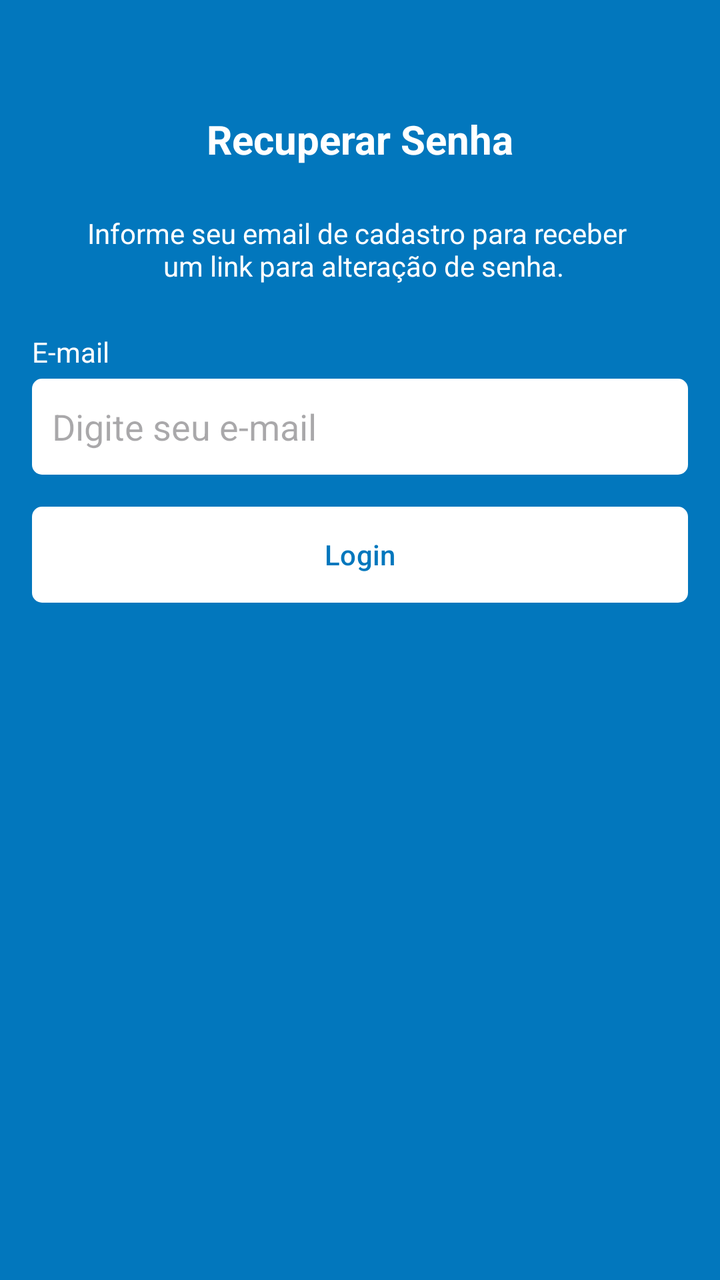
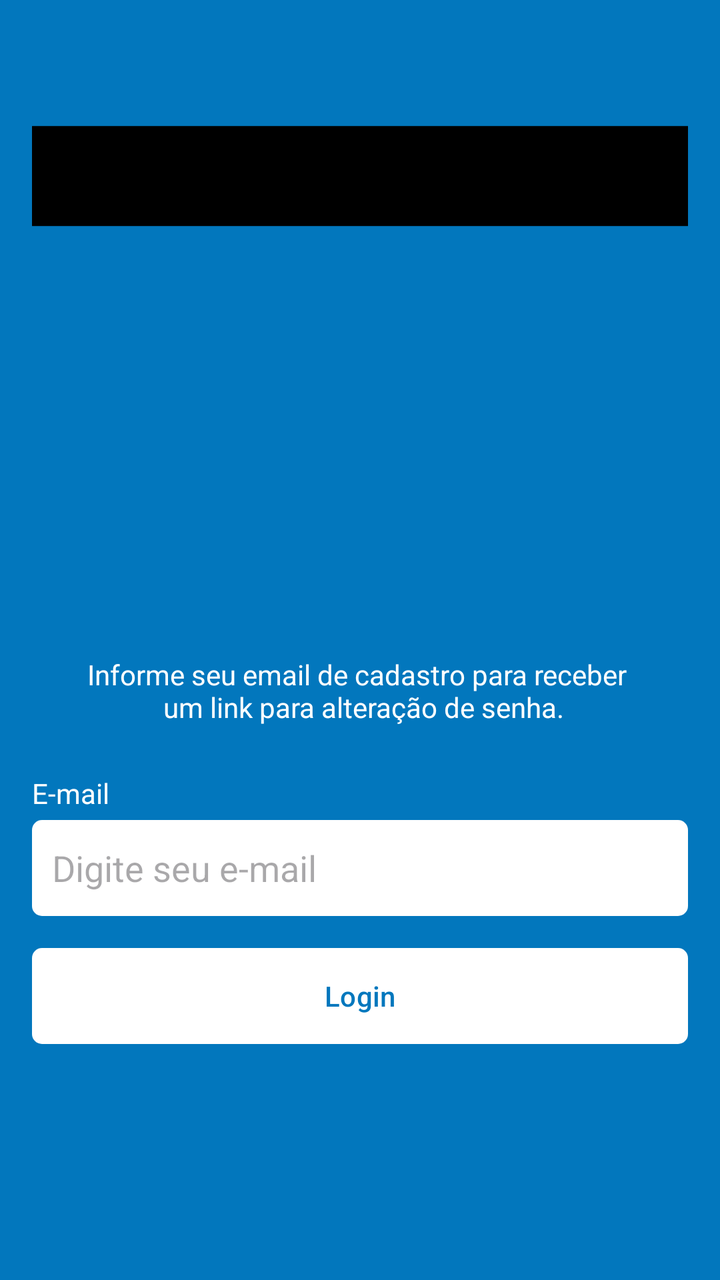

Two renders of the same Android screen: before a commit and after it. Below are the layout's source before the change and the commit's diff.
<!-- AndroidManifest.xml: application theme Theme.Atividade1 -->
<!-- res/layout/fragment_recover_account.xml -->
<?xml version="1.0" encoding="utf-8"?>
<ScrollView xmlns:android="http://schemas.android.com/apk/res/android"
    xmlns:tools="http://schemas.android.com/tools"
    android:layout_width="match_parent"
    android:layout_height="match_parent"
    xmlns:app="http://schemas.android.com/apk/res-auto"
    android:fillViewport="true"
    tools:context=".ui.auth.RecoverAccountFragment">
    <LinearLayout
        android:layout_width="match_parent"
        android:layout_height="wrap_content"
        android:orientation="vertical"
        android:padding="16dp">

        
        <com.google.android.material.appbar.MaterialToolbar
            android:layout_width="match_parent"
            android:layout_height="wrap_content"
            android:paddingTop="40dp">

            <TextView
                android:layout_width="wrap_content"
                android:layout_height="wrap_content"
                android:layout_gravity="center_horizontal"
                android:text="Recuperar Senha"
                android:textColor="@color/white"
                android:textSize="20sp"
                android:textStyle="bold" />

        </com.google.android.material.appbar.MaterialToolbar>
        
        <TextView
            android:layout_width="match_parent"
            android:layout_height="wrap_content"
            android:id="@+id/textviewMensagem"
            android:text="Informe seu email de cadastro para receber \n um link para alteração de senha."
            android:textColor="@color/white"
            android:textAlignment="center"
            android:layout_marginTop="24dp"/>

        
        <TextView
            android:layout_width="wrap_content"
            android:layout_height="wrap_content"
            android:layout_marginTop="24dp"
            android:text="E-mail"
            android:id="@+id/textViewEmail"
            android:textColor="@color/white" />

        <EditText
            android:layout_width="match_parent"
            android:layout_height="48dp"
            android:layout_marginTop="4dp"
            android:background="@drawable/bg_edit_text"
            android:hint="Digite seu e-mail"
            android:inputType="textEmailAddress"
            android:padding="10dp" />


        
        <com.google.android.material.button.MaterialButton
            android:layout_width="match_parent"
            android:layout_height="wrap_content"
            android:layout_marginTop="16dp"
            android:background="@drawable/bg_btn"
            android:text="Login"
            android:textColor="@color/color_default"
            app:backgroundTint="@null" />

        
        <ProgressBar
            android:layout_width="wrap_content"
            android:layout_height="wrap_content"
            android:id="@+id/progressBar"
            android:layout_gravity="center"
            android:layout_marginTop="8dp"
            android:visibility="invisible"
            tools:visibility="visible"
            android:indeterminateTint="@color/white" />

    </LinearLayout>
</ScrollView>
<!-- resources referenced by this layout -->
<resources>
  <color name="color_default">#0277BD</color>
  <color name="white">#FFFFFFFF</color>
  <!-- drawable bg_btn (drawable) -->
  <?xml version="1.0" encoding="utf-8"?>
  <shape xmlns:android="http://schemas.android.com/apk/res/android"
      android:shape="rectangle">
  
      <solid android:color="@color/white"/>
      <corners android:radius="5dp"/>
  
  </shape>
  <!-- drawable bg_edit_text (drawable) -->
  <?xml version="1.0" encoding="utf-8"?>
  <shape xmlns:android="http://schemas.android.com/apk/res/android"
      android:shape="rectangle">
  
      <solid android:color="@color/white"/>
      <corners android:radius="5dp"/>
  
  </shape>
  <style name="Theme.Atividade1" parent="Base.Theme.Atividade1" />
  <style name="Base.Theme.Atividade1" parent="Theme.Material3.DayNight.NoActionBar">
          
          
          <item name="colorPrimary">@color/color_default</item>
          <item name="colorPrimaryVariant">@color/color_default</item>
          <item name="android:windowBackground">@color/color_default</item>
      </style>
</resources>

<!-- the commit's change to res/layout/fragment_recover_account.xml (unified diff, before → after) -->
@@ -16,16 +16,16 @@
         <com.google.android.material.appbar.MaterialToolbar
             android:layout_width="match_parent"
             android:layout_height="wrap_content"
+            android:id="@+id/toolbar"
+            app:navigationIcon="@drawable/icback"
             android:paddingTop="40dp">
 
             <TextView
                 android:layout_width="wrap_content"
                 android:layout_height="wrap_content"
                 android:layout_gravity="center_horizontal"
-                android:text="Recuperar Senha"
-                android:textColor="@color/white"
-                android:textSize="20sp"
-                android:textStyle="bold" />
+                android:text="Recuperar Conta"
+                android:textColor="@color/white" />
 
         </com.google.android.material.appbar.MaterialToolbar>
         
<!-- resource entries referenced after the edit -->
@@ -20,6 +20,19 @@
       <corners android:radius="5dp"/>
   
   </shape>
+  <!-- drawable icback (drawable) -->
+  <vector xmlns:android="http://schemas.android.com/apk/res/android"
+      android:width="800dp"
+      android:height="800dp"
+      android:viewportWidth="1024"
+      android:viewportHeight="1024">
+    <path
+        android:pathData="M224,480h640a32,32 0,1 1,0 64H224a32,32 0,0 1,0 -64z"
+        android:fillColor="#000000"/>
+    <path
+        android:pathData="m237.2,512 l265.4,265.3a32,32 0,0 1,-45.3 45.3l-288,-288a32,32 0,0 1,0 -45.3l288,-288a32,32 0,1 1,45.3 45.3L237.2,512z"
+        android:fillColor="#000000"/>
+  </vector>
   <style name="Theme.Atividade1" parent="Base.Theme.Atividade1" />
   <style name="Base.Theme.Atividade1" parent="Theme.Material3.DayNight.NoActionBar">
           
